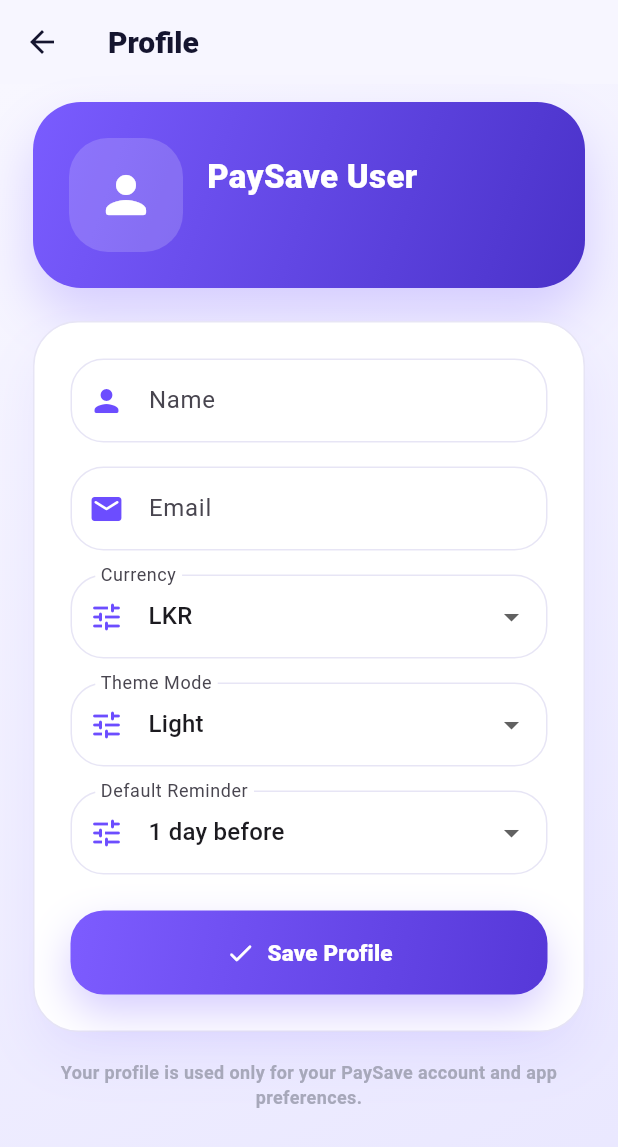
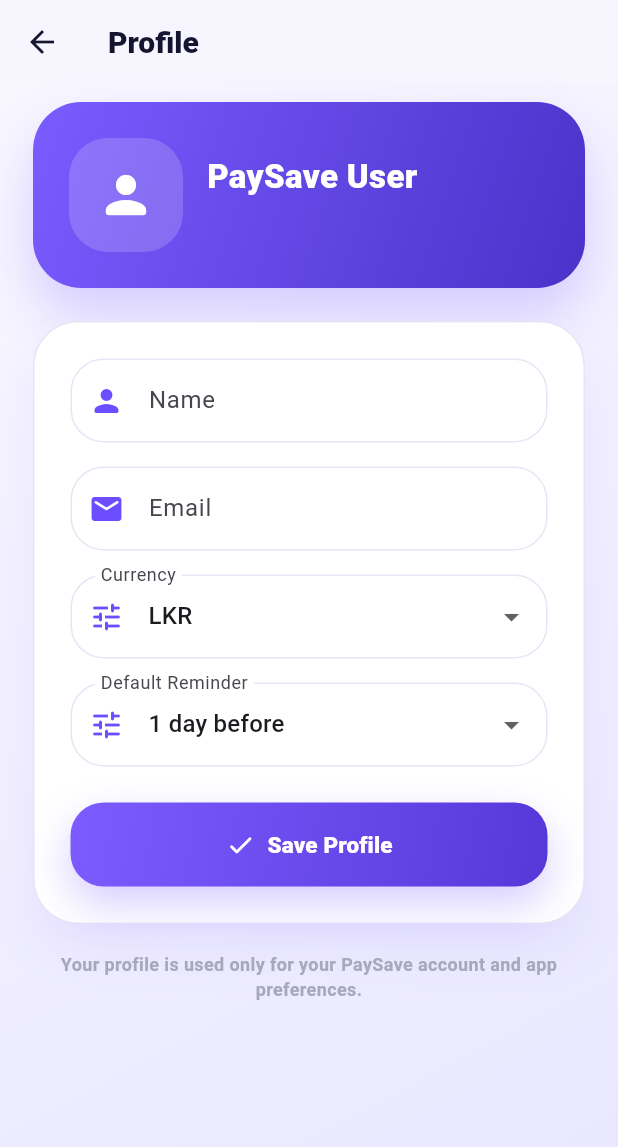
Before and after one commit to NehanVidanaarchchi/PaySave, a Flutter app: the ProfileScreen screen opened by its route, on a phone screen of 412 x 824 dp. Shown: the top 1147 px of the screen. Run offline on Flutter 3.47's test engine with Material 3 defaults, Android fonts, the phone set to English and light mode, and no system bars; our stand-ins replace cloud_firestore, connectivity_plus, firebase_auth, firebase_core, fl_chart, flutter_local_notifications and 2 more; accounts and stored records are empty.

Commit message:
Remove some part

```diff
--- a/lib/features/settings/profile_screen.dart
+++ b/lib/features/settings/profile_screen.dart
@@ -26,7 +26,6 @@
 
   bool _loaded = false;
   String _currency = 'LKR';
-  String _themeMode = 'light';
   int _reminderMinutesBefore = 1440;
 
   @override
@@ -46,7 +45,6 @@
     _emailController.text = user?.email ?? firebaseUser?.email ?? '';
 
     _currency = user?.currency ?? 'LKR';
-    _themeMode = user?.themeMode ?? 'light';
     _reminderMinutesBefore = user?.reminderMinutesBefore ?? 1440;
 
     _loaded = true;
@@ -72,7 +70,6 @@
       email: _emailController.text.trim(),
       photoUrl: firebaseUser.photoURL,
       currency: _currency,
-      themeMode: _themeMode,
       reminderMinutesBefore: _reminderMinutesBefore,
       createdAt: currentUserModel?.createdAt ?? now,
       updatedAt: now,
@@ -191,21 +188,6 @@
                             onChanged: (value) {
                               if (value == null) return;
                               setState(() => _currency = value);
-                            },
-                          ),
-                          const SizedBox(height: 16),
-                          _DropdownBox(
-                            label: 'Theme Mode',
-                            value: _themeMode,
-                            items: const ['light', 'dark', 'system'],
-                            labelBuilder: (value) {
-                              if (value == 'light') return 'Light';
-                              if (value == 'dark') return 'Dark';
-                              return 'System';
-                            },
-                            onChanged: (value) {
-                              if (value == null) return;
-                              setState(() => _themeMode = value);
                             },
                           ),
                           const SizedBox(height: 16),
--- a/lib/features/settings/settings_screen.dart
+++ b/lib/features/settings/settings_screen.dart
@@ -268,17 +268,6 @@
                     'Reminder Preferences',
                     'You can set reminder dates when adding bills and Koko payments.',
                   );
-                },
-              ),
-              const SizedBox(height: 12),
-              _SettingsSwitchTile(
-                icon: Icons.dark_mode_rounded,
-                title: 'Dark Mode',
-                subtitle: 'Switch app theme',
-                color: AppColors.primary,
-                value: themeProvider.isDarkMode,
-                onChanged: (_) {
-                  themeProvider.toggleTheme();
                 },
               ),
               const SizedBox(height: 22),
```
Also changed, not shown: lib/features/home/home_screen.dart (+1 -54 lines).
